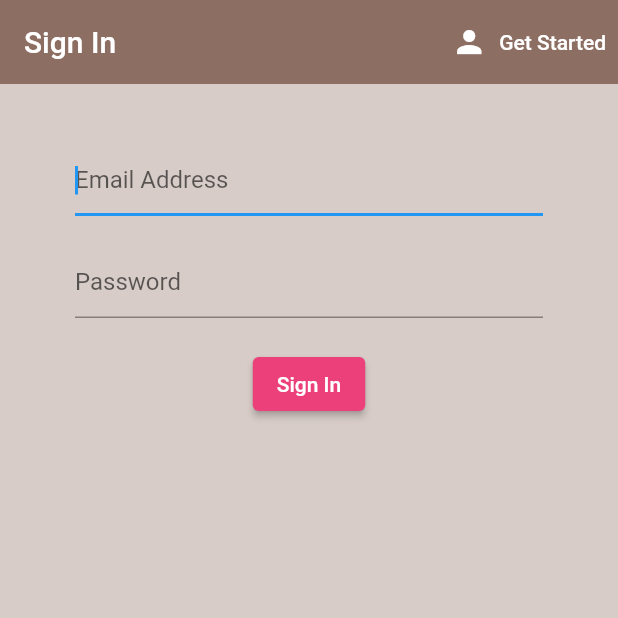
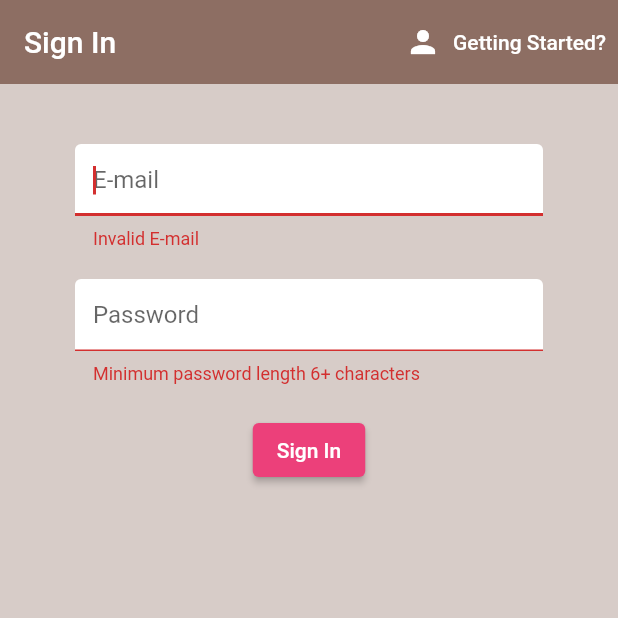
Before and after one commit to rimjhimsinghh/flutter-project, a Flutter app: the screen it shows after launch, after a tap on "Sign In", on a phone screen of 412 x 824 dp, the top half of it. Run offline on Flutter 3.47's test engine with Material 2 defaults, Android fonts, the phone set to English and light mode, and no system bars; our stand-ins replace firebase_auth; accounts and stored records are empty.

Commit message:
SignIn with Email

```diff
--- a/lib/screens/authenticate/register.dart
+++ b/lib/screens/authenticate/register.dart
@@ -1,5 +1,6 @@
 import 'package:brew_crew/services/auth.dart';
 import 'package:flutter/material.dart';
+import 'package:brew_crew/shared/constants.dart';
 
 class Register extends StatefulWidget {
   final Function toggleView;
@@ -55,7 +56,7 @@ class _RegisterState extends State<Register> {
                   TextFormField(
                     validator: (val) =>
                         val.isEmpty ? 'Please provide a Name' : null,
-                    decoration: InputDecoration(hintText: 'Name'),
+                    decoration: textInputDecoration.copyWith(hintText: 'Name'),
                     autofocus: true,
                     onChanged: (val) {
                       setState(() => name = val);
@@ -67,7 +68,8 @@ class _RegisterState extends State<Register> {
                   TextFormField(
                     validator: (val) =>
                         val.isEmpty ? 'Please provide a username' : null,
-                    decoration: InputDecoration(hintText: 'Username'),
+                    decoration:
+                        textInputDecoration.copyWith(hintText: 'Username'),
                     onChanged: (val) {
                       setState(() => username = val);
                     },
@@ -78,7 +80,8 @@ class _RegisterState extends State<Register> {
                   TextFormField(
                     validator: (val) =>
                         !val.contains('@') ? 'Invalid E-mail' : null,
-                    decoration: InputDecoration(hintText: 'Email Address'),
+                    decoration:
+                        textInputDecoration.copyWith(hintText: 'E-mail'),
                     onChanged: (val) {
                       setState(() => email = val.trim());
                     },
@@ -90,7 +93,8 @@ class _RegisterState extends State<Register> {
                     validator: (val) => val.length < 6
                         ? 'Password must be 6+ character long'
                         : null,
-                    decoration: InputDecoration(hintText: 'Password'),
+                    decoration:
+                        textInputDecoration.copyWith(hintText: 'Password'),
                     obscureText: true,
                     onChanged: (val) {
                       setState(() => password = val);
@@ -100,7 +104,8 @@ class _RegisterState extends State<Register> {
                     height: 20.0,
                   ),
                   TextFormField(
-                    decoration: InputDecoration(hintText: 'Confirm Password'),
+                    decoration: textInputDecoration.copyWith(
+                        hintText: 'Confirm Password'),
                     obscureText: true,
                     onChanged: (val) {
                       setState(() => confpass = val);
--- a/lib/screens/authenticate/sign_in.dart
+++ b/lib/screens/authenticate/sign_in.dart
@@ -1,5 +1,6 @@
 import 'package:brew_crew/services/auth.dart';
 import 'package:flutter/material.dart';
+import 'package:brew_crew/shared/constants.dart';
 
 class SignIn extends StatefulWidget {
   final Function toggleView;
@@ -10,9 +11,10 @@ class SignIn extends StatefulWidget {
 
 class _SignInState extends State<SignIn> {
   final AuthService _auth = AuthService(); //instace of AuthService class
-
+  final _formKey = GlobalKey<FormState>();
   String email = '';
   String password = '';
+  String error = '';
   @override
   Widget build(BuildContext context) {
     return Scaffold(
@@ -31,7 +33,7 @@ class _SignInState extends State<SignIn> {
                 color: Colors.white,
               ),
               label: Text(
-                'Get Started', //Allow to switch b/w signin and signup
+                'Getting Started?', //Allow to switch b/w signin and signup
                 style: TextStyle(color: Colors.white),
               ))
         ],
@@ -39,13 +41,16 @@ class _SignInState extends State<SignIn> {
       body: Container(
           padding: EdgeInsets.symmetric(vertical: 20, horizontal: 50),
           child: Form(
+            key: _formKey,
             child: Column(
               children: <Widget>[
                 SizedBox(
                   height: 20.0,
                 ),
                 TextFormField(
-                  decoration: InputDecoration(hintText: 'Email Address'),
+                  validator: (val) =>
+                      !val.contains('@') ? 'Invalid E-mail' : null,
+                  decoration: textInputDecoration.copyWith(hintText: 'E-mail'),
                   autofocus: true,
                   onChanged: (val) {
                     setState(() => email = val);
@@ -55,7 +60,11 @@ class _SignInState extends State<SignIn> {
                   height: 20.0,
                 ),
                 TextFormField(
-                  decoration: InputDecoration(hintText: 'Password'),
+                  validator: (val) => val.length < 6
+                      ? 'Minimum password length 6+ characters'
+                      : null,
+                  decoration:
+                      textInputDecoration.copyWith(hintText: 'Password'),
                   obscureText: true,
                   onChanged: (val) {
                     setState(() => password = val);
@@ -69,13 +78,27 @@ class _SignInState extends State<SignIn> {
                         backgroundColor:
                             MaterialStateProperty.all(Colors.pink[400])),
                     onPressed: () async {
-                      print(email);
-                      print(password);
+                      if (_formKey.currentState.validate()) {
+                        // print('valid');
+                        dynamic result = await _auth.signInWithEmailAndPassword(
+                            email, password);
+
+                        if (result == null) {
+                          setState(() => error = 'Invalid Credentials');
+                        }
+                      }
                     },
                     child: Text(
                       'Sign In',
                       style: TextStyle(color: Colors.white),
-                    ))
+                    )),
+                SizedBox(
+                  height: 12.0,
+                ),
+                Text(
+                  error,
+                  style: TextStyle(color: Colors.red, fontSize: 12.0),
+                )
               ],
             ),
           )),
--- a/lib/services/auth.dart
+++ b/lib/services/auth.dart
@@ -32,7 +32,18 @@ class AuthService {
     }
   }
 
-  //  sign-in with email
+  //  sign-in with email & password
+  Future signInWithEmailAndPassword(String email, String password) async {
+    try {
+      AuthResult result = await _auth.signInWithEmailAndPassword(
+          email: email, password: password);
+      FirebaseUser user = result.user;
+      return _userFromFirebaseUser(user);
+    } catch (e) {
+      print(e.message);
+    }
+  }
+
   // register with email
   Future registerWithEmail(String email, String password) async {
     try {
--- /dev/null
+++ b/lib/shared/constants.dart
@@ -0,0 +1,9 @@
+import 'package:flutter/material.dart';
+
+const textInputDecoration = InputDecoration(
+    fillColor: Colors.white,
+    filled: true,
+    enabledBorder: OutlineInputBorder(
+        borderSide: BorderSide(color: Colors.white, width: 2.0)),
+    focusedBorder: OutlineInputBorder(
+        borderSide: BorderSide(color: Colors.pink, width: 2.0)));
```
